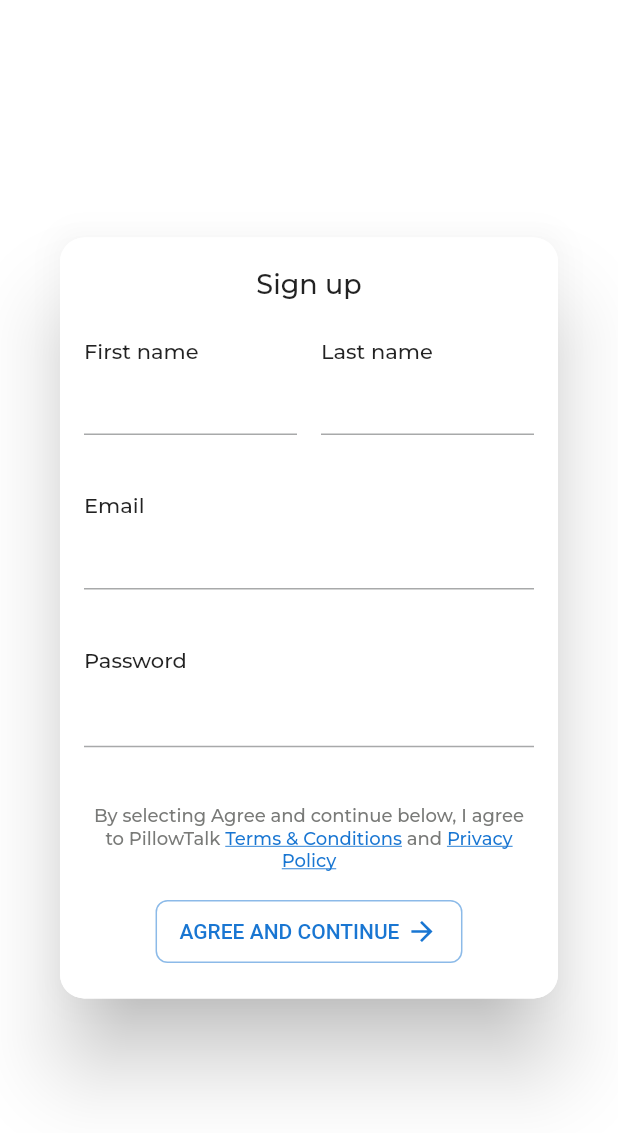
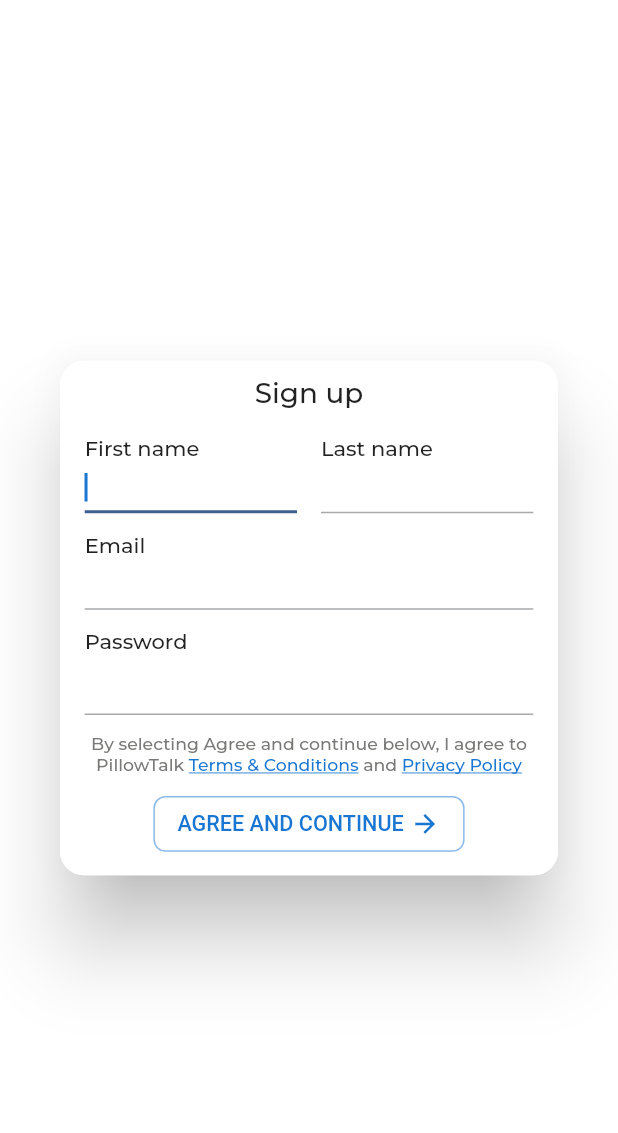
Before and after one commit to jadhavdurgesh/pillowtalk, a Flutter app: the CreateAccountDialog widget shown alone on an empty page, opened directly, on a phone screen of 412 x 824 dp. Shown: the top 1133 px of the screen. Run offline on Flutter 3.47's test engine with Material 2 defaults, Android fonts, the light colour scheme and no system bars; our stand-ins replace cloud_firestore, emoji_picker_flutter, firebase_auth, firebase_core, flutter_svg, get and 2 more; missing offline and left inert: flutter_gallery_3d; accounts and stored records are empty; project files that could hold a hidden picture were left out.

Commit message:
size dialog box is fixed

```diff
--- a/lib/components/create_account_dialog.dart
+++ b/lib/components/create_account_dialog.dart
@@ -1,5 +1,6 @@
 import 'package:firebase_auth/firebase_auth.dart';
 import 'package:flutter/material.dart';
+import 'package:pillowtalk/main.dart';
 import 'package:pillowtalk/utils/showSnackBar.dart';
 import 'package:velocity_x/velocity_x.dart';
 import '../services/firebase_auth_methods.dart';
@@ -37,6 +38,7 @@ class _CreateAccountDialogState extends State<CreateAccountDialog> {
 
   @override
   Widget build(BuildContext context) {
+    mq = MediaQuery.of(context).size;
     return SafeArea(
       child: Dialog(
         backgroundColor: backgroundColor,
@@ -45,28 +47,31 @@ class _CreateAccountDialogState extends State<CreateAccountDialog> {
         ),
         child: SingleChildScrollView(
           child: Container(
-            width: MediaQuery.of(context).size.width * 0.9,
+            width: MediaQuery.of(context).size.width,
             decoration: BoxDecoration(
                 borderRadius: BorderRadius.circular(16),
                 color: backgroundColor),
             padding: EdgeInsets.symmetric(
-                vertical: MediaQuery.of(context).size.height * 0.025,
-                horizontal: 16),
+                vertical: MediaQuery.of(context).size.width * 0.025,
+                horizontal: mq.width*0.04
+                ),
             child: Form(
               key: _formField,
               child: Column(
                 crossAxisAlignment: CrossAxisAlignment.stretch,
                 mainAxisSize: MainAxisSize.min,
                 children: [
-                  const Text(
+                  Text(
                     "Sign up",
                     textAlign: TextAlign.center,
                     style: TextStyle(
-                        fontSize: 18,
+                        fontSize: mq.width*0.045,
                         fontFamily: 'Montserrat',
                         fontWeight: FontWeight.w500),
                   ),
-                  24.heightBox,
+                 SizedBox(
+                  height: mq.width*0.04,
+                 ),
                   Row(
                     children: [
                       Expanded(
@@ -74,17 +79,19 @@ class _CreateAccountDialogState extends State<CreateAccountDialog> {
                           crossAxisAlignment: CrossAxisAlignment.start,
                           mainAxisAlignment: MainAxisAlignment.start,
                           children: [
-                            const Text(
+                            Text(
                               "First name",
                               style: TextStyle(
-                                  fontSize: 14,
+                                  fontSize: mq.width*0.034,
                                   fontFamily: 'Montserrat',
                                   fontWeight: FontWeight.w500),
                             ),
-                            SizedBox(
-                              height: 70,
-                              child: TextFormField(
-                                decoration: const InputDecoration(),
+                            TextFormField(
+                              cursorColor: secondaryColor,
+                              autofocus: true,
+                              decoration: const InputDecoration(
+                                focusColor: darkColor,
+                                isDense: true),
                               controller: firstnameController,
                               validator: (value) {
                                 bool _nameRegex =
@@ -96,7 +103,6 @@ class _CreateAccountDialogState extends State<CreateAccountDialog> {
                                 }
                                 return null;
                               },
-                              ),
                             )
                           ],
                         ),
@@ -107,17 +113,16 @@ class _CreateAccountDialogState extends State<CreateAccountDialog> {
                           crossAxisAlignment: CrossAxisAlignment.start,
                           mainAxisAlignment: MainAxisAlignment.start,
                           children: [
-                            const Text(
+                            Text(
                               "Last name",
                               style: TextStyle(
-                                  fontSize: 14,
+                                  fontSize: mq.width*0.034,
                                   fontFamily: 'Montserrat',
                                   fontWeight: FontWeight.w500),
                             ),
-                            SizedBox(
-                              height: 70,
-                              child: TextFormField(
-                                decoration: const InputDecoration(),
+                            TextFormField(
+                              autofocus: true,
+                              decoration: const InputDecoration(isDense: true),
                               controller: lastnameController,
                               validator: (value) {
                                 bool _nameRegex =
@@ -129,29 +134,28 @@ class _CreateAccountDialogState extends State<CreateAccountDialog> {
                                 }
                                 return null;
                               },
-                              ),
                             )
                           ],
                         ),
                       ),
                     ],
                   ),
-                  16.heightBox,
+                  SizedBox(
+                    height: mq.width*0.03,
+                  ),
                   Column(
                     crossAxisAlignment: CrossAxisAlignment.start,
                     mainAxisAlignment: MainAxisAlignment.start,
                     children: [
-                      const Text(
+                      Text(
                         "Email",
                         style: TextStyle(
-                            fontSize: 14,
+                            fontSize: mq.width*0.034,
                             fontFamily: 'Montserrat',
                             fontWeight: FontWeight.w500),
                       ),
-                      SizedBox(
-                        height: 70,
-                        child: TextFormField(
-                          decoration: const InputDecoration(),
+                      TextFormField(
+                        decoration: const InputDecoration(isDense: true,),
                         controller: emailController,
                         validator: (value) {
                           bool emailValid = RegExp(
@@ -165,20 +169,17 @@ class _CreateAccountDialogState extends State<CreateAccountDialog> {
                           return null;
                         },
                       ),
+                      SizedBox(
+                    height: mq.width*0.03,
                   ),
-                      16.heightBox,
-                      const Text(
+                      Text(
                         "Password",
                         style: TextStyle(
-                            fontSize: 14,
+                            fontSize: mq.width*0.034,
                             fontFamily: 'Montserrat',
                             fontWeight: FontWeight.w500),
                       ),
-                      // 8.heightBox,
-                      Container(
-                        height: 72,
-                        // color: primaryColor,
-                        child: TextFormField(
+                      TextFormField(
                         controller: passController,
                         obscureText: hidePass ? true : false,
                         validator: (value) {
@@ -190,6 +191,7 @@ class _CreateAccountDialogState extends State<CreateAccountDialog> {
                           return null;
                         },
                         decoration: InputDecoration(
+                          isDense: true,
                           suffix: GestureDetector(
                               onTap: () {
                                 setState(() {
@@ -197,49 +199,28 @@ class _CreateAccountDialogState extends State<CreateAccountDialog> {
                                 });
                               },
                               child: Container(
-                                  height: 20,
+                                height: mq.width*0.05,
                                 // color: primaryColor,
                                 child: hidePass == true
-                                      ? const Icon(
+                                    ? Icon(
                                         Icons.visibility_off_outlined,
-                                          size: 22,
+                                        size: mq.width*0.05,
                                       )
-                                      : const Icon(
+                                    : Icon(
                                         Icons.visibility_outlined,
-                                          size: 22,
+                                        size: mq.width*0.05,
                                       ),
                               )),
-                            // isDense: true,
-                            // suffixIcon: Container(
-                            //   height: 0,
-                            //   color: primaryColor,
-                            //   child: IconButton(
-                            //     icon: hidePass == true
-                            //         ? const Icon(
-                            //             Icons.visibility_off_outlined,
-                            //             size: 20,
-                            //           )
-                            //         : const Icon(
-                            //             Icons.visibility_outlined,
-                            //             size: 20,
-                            //           ),
-                            //     color: darkColor,
-                            //     onPressed: () {
-                            //       setState(() {
-                            //         hidePass = !hidePass;
-                            //       });
-                            //     },
-                            //   ),
-                            // )
-                          ),
                         ),
                       ),
                     ],
                   ),
-                  16.heightBox,
+                  SizedBox(
+                    height: mq.width*0.03,
+                  ),
                   RichText(
-                    text: const TextSpan(
-                        style: TextStyle(
+                    text: TextSpan(
+                        style: const TextStyle(
                             fontFamily: 'Montserrat',
                             fontWeight: FontWeight.w500),
                         children: [
@@ -247,7 +228,7 @@ class _CreateAccountDialogState extends State<CreateAccountDialog> {
                               text:
                                   "By selecting Agree and continue below, I agree to PillowTalk ",
                               style: TextStyle(
-                                  fontSize: 12,
+                                  fontSize: mq.width*0.028,
                                   color: greyColor,
                                   fontFamily: 'Montserrat',
                                   fontWeight: FontWeight.w500)),
@@ -257,13 +238,13 @@ class _CreateAccountDialogState extends State<CreateAccountDialog> {
                                   color: secondaryColor,
                                   fontFamily: 'Montserrat',
                                   fontWeight: FontWeight.w500,
-                                  fontSize: 12,
+                                  fontSize: mq.width*0.028,
                                   decoration: TextDecoration.underline)),
                           TextSpan(
                               text: " and ",
                               style: TextStyle(
                                   color: greyColor,
-                                  fontSize: 12,
+                                  fontSize: mq.width*0.028,
                                   fontFamily: 'Montserrat',
                                   fontWeight: FontWeight.w500)),
                           TextSpan(
@@ -272,20 +253,23 @@ class _CreateAccountDialogState extends State<CreateAccountDialog> {
                                   fontFamily: 'Montserrat',
                                   fontWeight: FontWeight.w500,
                                   color: secondaryColor,
-                                  fontSize: 12,
+                                  fontSize: mq.width*0.028,
                                   decoration: TextDecoration.underline)),
                         ]),
                     textAlign: TextAlign.center,
                   ),
-                  16.heightBox,
+                  SizedBox(
+                    height: mq.height*0.01,
+                  ),
                   Row(
                     mainAxisAlignment: MainAxisAlignment.center,
                     children: [
                       customOutlineButton(
+                        context: context,
                         title: "AGREE AND CONTINUE",
                         assetName: "assets/icons/arrow.svg",
-                        height: 22,
-                        width: 22,
+                        height: mq.width*0.05,
+                        width: mq.width*0.05,
                         widthbox: 4.0,
                         onPress: () {
                           if (_formField.currentState!.validate()) {
--- a/lib/components/indicator.dart
+++ b/lib/components/indicator.dart
@@ -9,7 +9,7 @@ Widget indicatorContainer(double top, double bottom, double opacity) {
       decoration: BoxDecoration(
           color: lightColor, borderRadius: BorderRadius.circular(16)),
       child: AnimatedOpacity(
-        duration: const Duration(seconds: 1),
+        duration: const Duration(milliseconds: 300),
         opacity: opacity,
         child: Container(
           width: 9,
--- a/lib/components/outline_button.dart
+++ b/lib/components/outline_button.dart
@@ -1,5 +1,6 @@
 import 'package:flutter/material.dart';
 import 'package:flutter_svg/svg.dart';
+import 'package:pillowtalk/main.dart';
 
 import '../constants/colors.dart';
 
@@ -9,7 +10,11 @@ Widget customOutlineButton(
     double? height,
     double? width,
     double? widthbox,
+    Widget widget = const Center(),
+    bool isClick = false,
+    required BuildContext context,
     void Function()? onPress}) {
+      mq = MediaQuery.of(context).size;
   return OutlinedButton(
       style: OutlinedButton.styleFrom(
         shape: RoundedRectangleBorder(borderRadius: BorderRadius.circular(8)),
@@ -17,18 +22,20 @@ Widget customOutlineButton(
       ),
       onPressed: onPress,
       child: Padding(
-        padding: const EdgeInsets.symmetric(vertical: 10.0),
+        padding: EdgeInsets.symmetric(vertical: mq.width*0.02),
         child: Row(
           mainAxisSize: MainAxisSize.min,
           children: [
             Text(
               title!,
-              style: const TextStyle(
+              style: TextStyle(
+                fontSize: mq.width*0.035,
                   color: secondaryColor, fontWeight: FontWeight.w500),
             ),
             SizedBox(
               width: widthbox,
             ),
+            isClick ? widget :
             SvgPicture.asset(
               assetName!,
               width: width,
--- a/lib/components/payment_card.dart
+++ b/lib/components/payment_card.dart
@@ -3,7 +3,9 @@ import 'package:pillowtalk/constants/colors.dart';
 import 'package:velocity_x/velocity_x.dart';
 import 'outline_button.dart';
 
-Widget paymentCard() {
+Widget paymentCard(
+  BuildContext context
+) {
   return Container(
     // padding: const EdgeInsets.all(8),
     decoration: BoxDecoration(
@@ -50,6 +52,7 @@ Widget paymentCard() {
           ),
           16.heightBox,
           customOutlineButton(
+            context: context,
             title: "GET 5 FOR \$5",
             assetName: "assets/icons/arrow.svg",
             widthbox: 8,
--- a/lib/main.dart
+++ b/lib/main.dart
@@ -7,6 +7,7 @@ import 'package:pillowtalk/views/home/home_screen.dart';
 import 'package:pillowtalk/views/splash_screen.dart';
 import 'firebase_options.dart';
 import 'views/home/home.dart';
+import 'views/onboarding/onbaording_four.dart';
 late Size mq;
 void main() async {
   WidgetsFlutterBinding.ensureInitialized();
@@ -48,7 +49,7 @@ class _MyAppState extends State<MyApp> {
         scaffoldBackgroundColor: backgroundColor,
         colorScheme: ColorScheme.fromSeed(seedColor: secondaryColor),
       ),
-      home: const HomeScreen(),
+      home: const SplashScreen(),
     );
   }
 }
--- a/lib/views/onboarding/onboarding_screen.dart
+++ b/lib/views/onboarding/onboarding_screen.dart
@@ -81,6 +81,7 @@ class _OnboardingScreenState extends State<OnboardingScreen> {
               //   height: mq.height*0.01,
               // ),
               customOutlineButton(
+                context: context,
                 assetName: "assets/icons/arrow.svg",
                 title: _pageIndex == onboardDataList.length - 1
                     ? "LET'S BEGIN"
--- a/lib/views/payment_screen.dart
+++ b/lib/views/payment_screen.dart
@@ -115,6 +115,7 @@ class _PaymentScreenState extends State<PaymentScreen> {
                   ),
                   16.heightBox,
                   customOutlineButton(
+                    context: context,
                     title: "\$ BILLED YEARLY (BEST VALUE)",
                     assetName: "assets/icons/arrow.svg",
                     widthbox: 8,
@@ -122,6 +123,7 @@ class _PaymentScreenState extends State<PaymentScreen> {
                   ),
                   16.heightBox,
                   customOutlineButton(
+                    context: context,
                     title: "\$Y BILLED MONTHLY",
                     assetName: "assets/icons/arrow.svg",
                     widthbox: 8,
```
Also changed, not shown: lib/components/code_textfield.dart (+16 -11 lines), lib/components/custom_indicator.dart (+8 -8 lines), lib/components/enter_code_dialog.dart (+17 -7 lines), lib/components/login_dialog.dart (+40 -28 lines), lib/views/home/home_screen.dart (+39 -14 lines), lib/views/onboarding/onboarding_five.dart (+53 -9 lines). Lines whose indentation alone changed are shown as unchanged.
